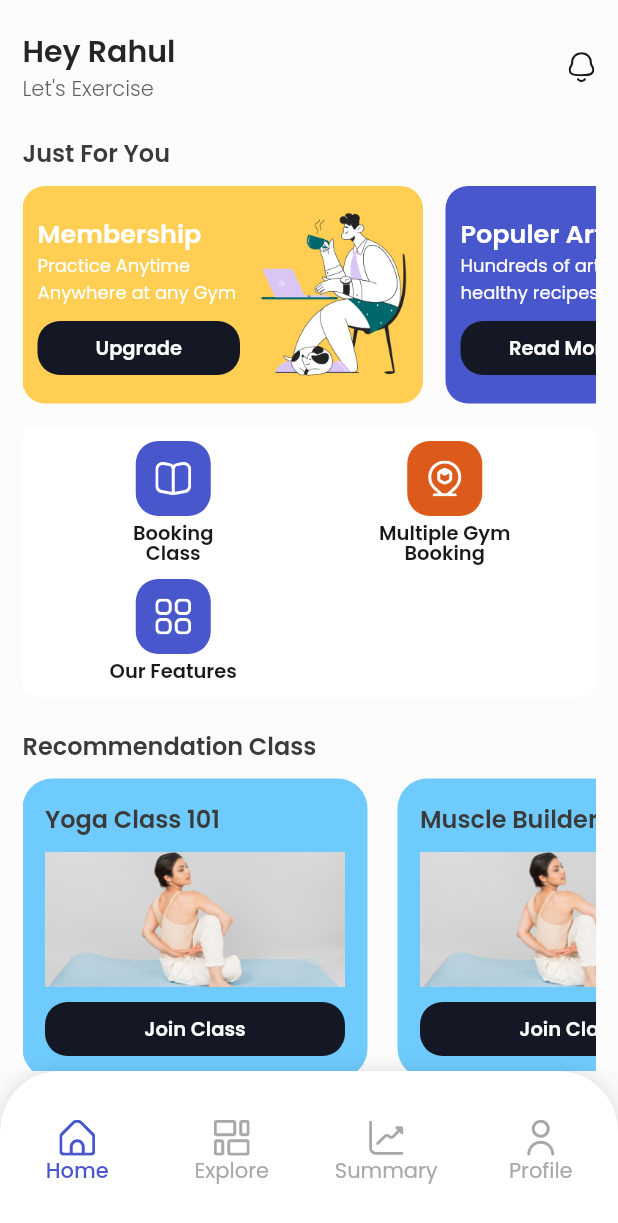
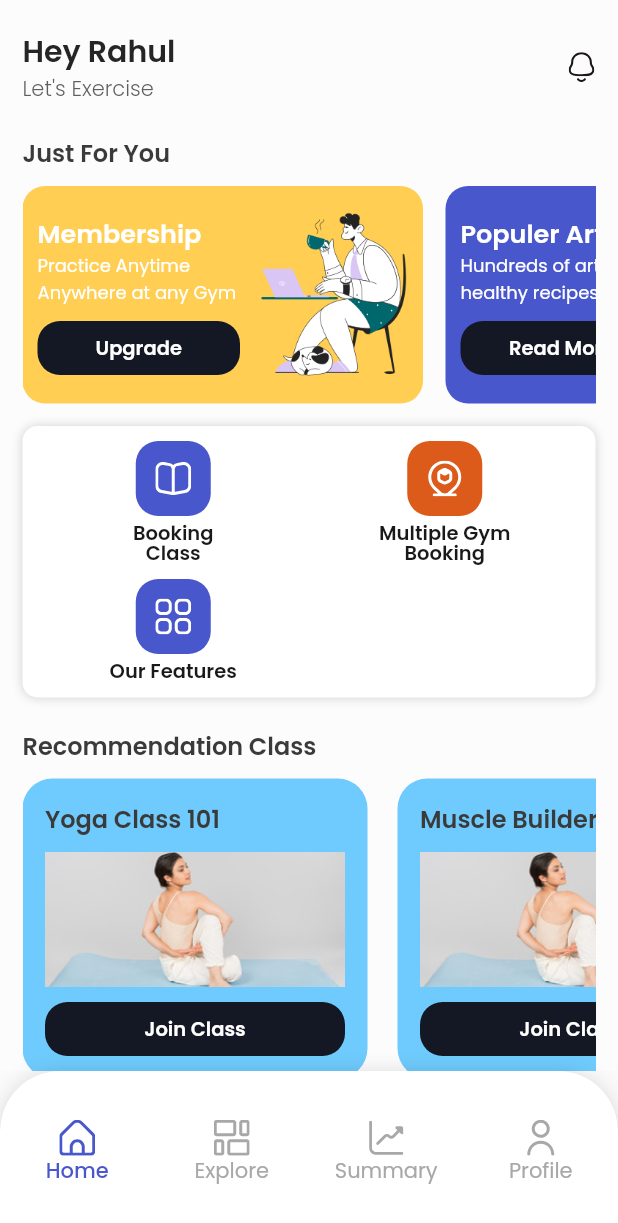
Before and after one commit to Capstone-Project-Kelompok-6/Flutter, a Flutter app: the screen it shows after launch, on a phone screen of 412 x 824 dp. Shown: the top 1223 px of the screen. Run offline on Flutter 3.47's test engine with Material 2 defaults, Android fonts, the phone set to English and light mode, and no system bars; our stand-ins replace flutter_svg, google_fonts.

Commit message:
Add blur on featureIconBtn at home page

```diff
--- a/flutter_capstone_6/lib/screen/home_screen.dart
+++ b/flutter_capstone_6/lib/screen/home_screen.dart
@@ -59,10 +59,16 @@ class _HomeScreenState extends State<HomeScreen> {
               Container(
                 margin: const EdgeInsets.symmetric(vertical: 15),
                 padding: const EdgeInsets.all(10),
-                decoration: const BoxDecoration(
-                  color: white,
-                  borderRadius: BorderRadius.all(Radius.circular(10)),
-                ),
+                decoration: BoxDecoration(
+                    color: white,
+                    borderRadius: BorderRadius.all(Radius.circular(10)),
+                    boxShadow: [
+                      BoxShadow(
+                        color: n40.withOpacity(0.5),
+                        spreadRadius: 0,
+                        blurRadius: 5,
+                      )
+                    ]),
                 child: Column(
                   children: [
                     Row(
```
